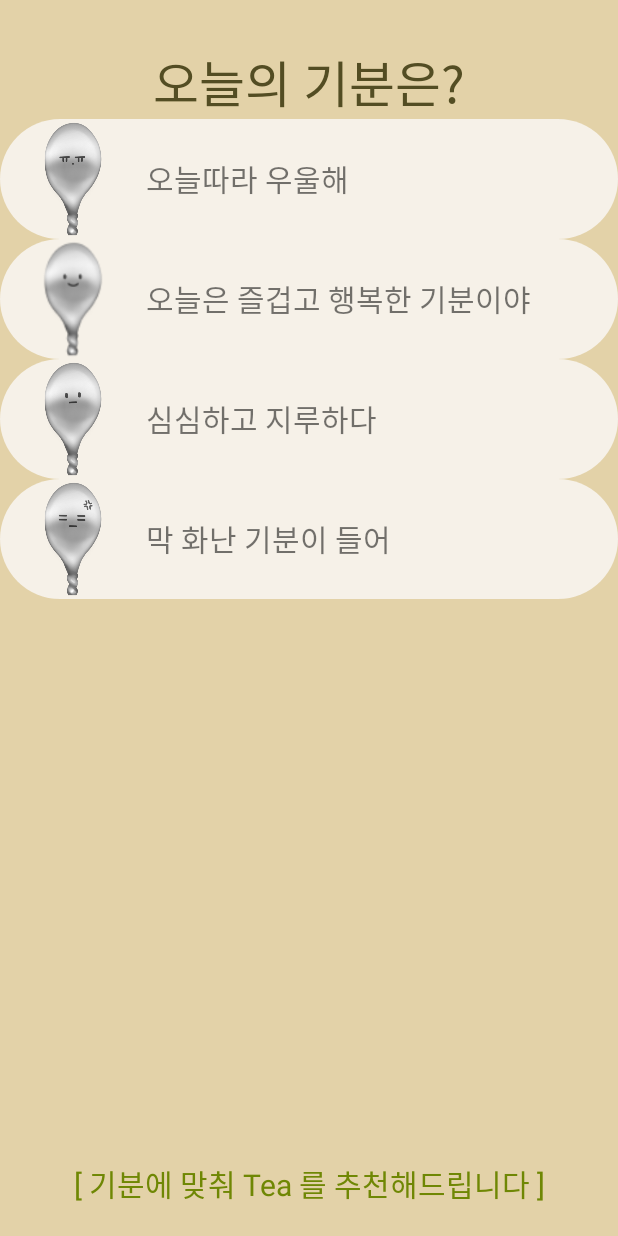
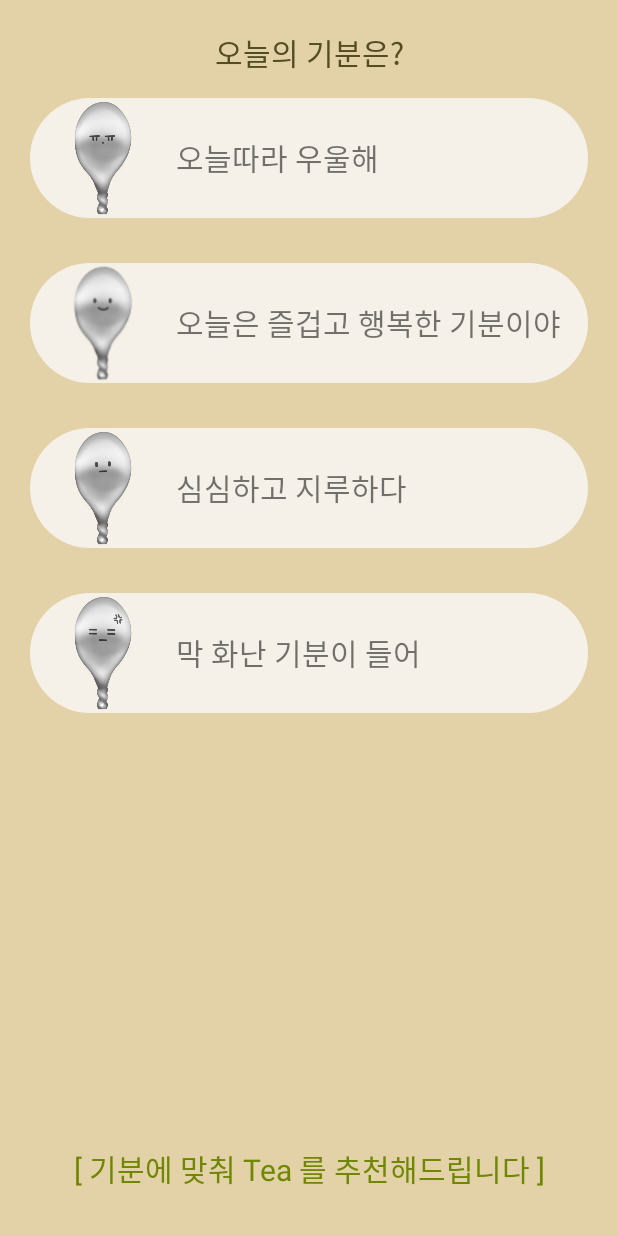
Before and after one commit to harrysee/Today_tea, an Android app: the fragment ThirdFragment shown on its own in the app's theme, on a phone screen of 412 x 824 dp. Run offline under Robolectric (Android 15) with nearby library versions, the phone set to English and light mode, and no system bars; 1 statement that could not run was skipped.

Commit message:
세번째 탭 랜덤 구현

```diff
--- a/app/src/main/java/kr/hs/emirim/w2015/today_tea/ThirdFragment.java
+++ b/app/src/main/java/kr/hs/emirim/w2015/today_tea/ThirdFragment.java
@@ -1,18 +1,30 @@
 package kr.hs.emirim.w2015.today_tea;
 
+import android.content.Intent;
+import android.database.Cursor;
+import android.database.sqlite.SQLiteDatabase;
 import android.os.Bundle;
 
 import androidx.annotation.NonNull;
 import androidx.annotation.Nullable;
 import androidx.fragment.app.Fragment;
 
+import android.os.Parcelable;
 import android.view.LayoutInflater;
 import android.view.View;
 import android.view.ViewGroup;
+import android.widget.LinearLayout;
 
 import org.jetbrains.annotations.NotNull;
 
+import java.util.ArrayList;
+import java.util.Random;
+
 public class ThirdFragment extends Fragment {
+    SQLiteHelper myHelper;
+    SQLiteDatabase rsqlDB, wsqlDB;
+    Cursor cursor;
+    ArrayList<TeaDataClass> tealist;
 
     @Override
     public void onCreate(Bundle savedInstanceState) {
@@ -30,5 +42,68 @@ public class ThirdFragment extends Fragment {
     @Override
     public void onViewCreated(@NonNull @NotNull View view, @Nullable @org.jetbrains.annotations.Nullable Bundle savedInstanceState) {
         super.onViewCreated(view, savedInstanceState);
+        LinearLayout feel1 = view.findViewById(R.id.feel1);
+        LinearLayout feel2 = view.findViewById(R.id.feel2);
+        LinearLayout feel3 = view.findViewById(R.id.feel3);
+        LinearLayout feel4 = view.findViewById(R.id.feel4);
+
+        feel1.setOnClickListener(FeelOnclickListener);
+        feel2.setOnClickListener(FeelOnclickListener);
+        feel3.setOnClickListener(FeelOnclickListener);
+        feel4.setOnClickListener(FeelOnclickListener);
+
+        myHelper = new SQLiteHelper(getContext());
+        rsqlDB = myHelper.getReadableDatabase();    // 디비 읽기
+        wsqlDB = myHelper.getWritableDatabase();    // 디비수정
+        cursor = rsqlDB.rawQuery("SELECT * FROM teainfoDB;",null);
+        super.onViewCreated(view, savedInstanceState);
+
+        tealist = new ArrayList<>();
+        while(cursor.moveToNext()){     // teaName, teaEfficacy, teaExplan, teaImg, mindkey
+            tealist.add(new TeaDataClass(cursor.getString(0),cursor.getString(1),cursor.getString(2),cursor.getInt(3),cursor.getInt(4)));
+        }
+
+        cursor.close();
+        rsqlDB.close();
+        wsqlDB.close();
+        myHelper.close();
+
     }
+
+    View.OnClickListener FeelOnclickListener = new View.OnClickListener() {
+        @Override
+        public void onClick(View v) {
+            Random randomNum = new Random();
+            ArrayList<TeaDataClass> feelList = new ArrayList<>();
+            int clickfeel =1;
+            switch (v.getId()){
+                case R.id.feel1:
+                    clickfeel = 1;
+                    // 랜덤 1
+                    break;
+                case R.id.feel2:
+                    // 랜덤 2
+                    clickfeel = 2;
+                    break;
+                case R.id.feel3:
+                    clickfeel = 3;
+                    // 랜덤 3
+                    break;
+                case R.id.feel4:
+                    clickfeel = 4;
+                    // 랜덤 4
+                    break;
+            }
+
+            for(int i = 0; i<tealist.size(); i++) {
+                if (tealist.get(i).mindkey == clickfeel) {
+                    feelList.add(tealist.get(i));
+                }
+            }
+            Intent intent = new Intent(getActivity(), RandomTeaActivity.class);
+            intent.putExtra("chooseTea", feelList.get((randomNum.nextInt(feelList.size())+1)).teaName); // 선택한 티 이름
+            intent.putExtra("clickFeelNum",clickfeel);      // 클릭한 버튼 키
+            startActivity(intent);
+        }
+    };
 }
--- a/app/src/main/res/layout/fragment_second.xml
+++ b/app/src/main/res/layout/fragment_second.xml
@@ -11,12 +11,12 @@
         android:gravity="center"
         android:layout_marginTop="10dp"
         android:layout_marginBottom="20dp"
-        android:textSize="25sp"
+        android:textSize="20sp"
         android:textColor="#384532"/>
     <ImageView
         android:src="@drawable/tea_guide_0"
         android:layout_width="match_parent"
-        android:layout_height="207dp"/>
+        android:layout_height="100dp"/>
 
     <TextView
         android:layout_width="match_parent"
@@ -24,7 +24,6 @@
         android:background="@color/green"
         android:text="다도방법"
         android:gravity="center"
-        android:layout_marginBottom="20dp"
         android:textColor="@color/white"/>
     <ScrollView
         android:layout_width="match_parent"
--- a/app/src/main/res/layout/fragment_third.xml
+++ b/app/src/main/res/layout/fragment_third.xml
@@ -11,10 +11,10 @@
         android:id="@+id/today_feel_text"
         android:layout_width="wrap_content"
         android:layout_height="wrap_content"
-        android:layout_marginTop="30dp"
+        android:layout_marginTop="20dp"
         android:text="@string/ask_mind"
         android:textColor="#534D23"
-        android:textSize="33sp"
+        android:textSize="20sp"
         app:layout_constraintEnd_toEndOf="parent"
         app:layout_constraintStart_toStartOf="parent"
         app:layout_constraintTop_toTopOf="parent" />
@@ -23,6 +23,9 @@
         android:id="@+id/feel4"
         android:layout_width="match_parent"
         android:layout_height="wrap_content"
+        android:layout_marginTop="30dp"
+        android:layout_marginLeft="20dp"
+        android:layout_marginRight="20dp"
         android:background="@drawable/shape_cardview"
         app:layout_constraintTop_toBottomOf="@+id/feel3">
 
@@ -46,6 +49,9 @@
         android:id="@+id/feel2"
         android:layout_width="match_parent"
         android:layout_height="wrap_content"
+        android:layout_marginTop="15dp"
+        android:layout_marginLeft="20dp"
+        android:layout_marginRight="20dp"
         android:background="@drawable/shape_cardview"
         app:layout_constraintTop_toBottomOf="@+id/today_feel_text">
 
@@ -69,6 +75,9 @@
         android:id="@+id/feel1"
         android:layout_width="match_parent"
         android:layout_height="wrap_content"
+        android:layout_marginTop="30dp"
+        android:layout_marginLeft="20dp"
+        android:layout_marginRight="20dp"
         android:background="@drawable/shape_cardview"
         app:layout_constraintTop_toBottomOf="@+id/feel2">
 
@@ -92,6 +101,9 @@
     <LinearLayout
         android:id="@+id/feel3"
         android:layout_width="match_parent"
+        android:layout_marginTop="30dp"
+        android:layout_marginLeft="20dp"
+        android:layout_marginRight="20dp"
         android:layout_height="wrap_content"
         android:background="@drawable/shape_cardview"
         app:layout_constraintTop_toBottomOf="@+id/feel1">
@@ -119,7 +131,7 @@
         android:text="@string/last_text"
         android:textColor="#6F8704"
         android:textSize="20sp"
-        android:layout_marginBottom="20dp"
+        android:layout_marginBottom="30dp"
         app:layout_constraintBottom_toBottomOf="parent"
         app:layout_constraintEnd_toEndOf="parent"
         app:layout_constraintStart_toStartOf="parent" />
--- a/app/src/main/res/layout/tea_item.xml
+++ b/app/src/main/res/layout/tea_item.xml
@@ -6,9 +6,11 @@
     android:layout_height="wrap_content">
 
     <androidx.constraintlayout.widget.ConstraintLayout
-        android:layout_width="wrap_content"
+        android:layout_width="150dp"
         android:layout_height="wrap_content"
         android:padding="20dp"
+        android:paddingLeft="20dp"
+        android:paddingRight="20dp"
         android:background="@drawable/shape_card_round"
         android:paddingTop="5dp"
         android:paddingBottom="5dp"
```
Also changed, not shown: app/src/main/java/kr/hs/emirim/w2015/today_tea/MainActivity.java (+9 -0 lines), app/src/main/java/kr/hs/emirim/w2015/today_tea/RandomTeaActivity.java (+23 -0 lines), app/src/main/res/layout/activity_random_tea.xml (+20 -16 lines).
